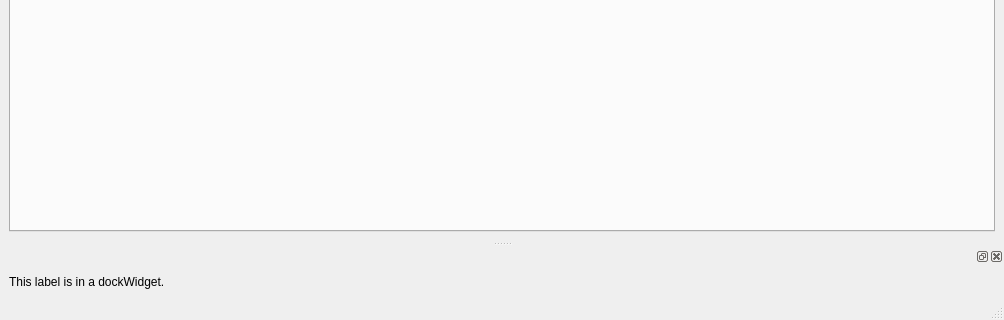
Qt form OTModules/OTInternals/wstyletest.ui (pietr26/OMSI-Tools) before a commit; both pictures show x 0 to 1004 and y 667 to 987 of the 1004 by 987 pixel window.
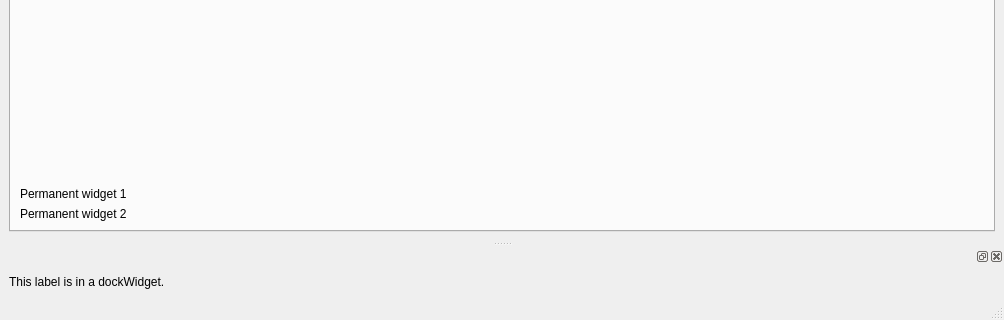
The same form after that commit. Icons and pictures are not drawn.

Commit message: Bugfix stylesheet loader

Diff of the .ui file:
```diff
--- a/OTModules/OTInternals/wstyletest.ui
+++ b/OTModules/OTInternals/wstyletest.ui
@@ -248,6 +248,20 @@
             </property>
            </spacer>
           </item>
+          <item>
+           <widget class="QLabel" name="lblPermWidget1">
+            <property name="text">
+             <string>Permanent widget 1</string>
+            </property>
+           </widget>
+          </item>
+          <item>
+           <widget class="QLabel" name="lblPermWidget2">
+            <property name="text">
+             <string>Permanent widget 2</string>
+            </property>
+           </widget>
+          </item>
          </layout>
         </widget>
         <widget class="QWidget" name="tab_7">
```
Left out of the diff: 8 changed lines with no effect on the pictures. The commit also changes 1 other file.
